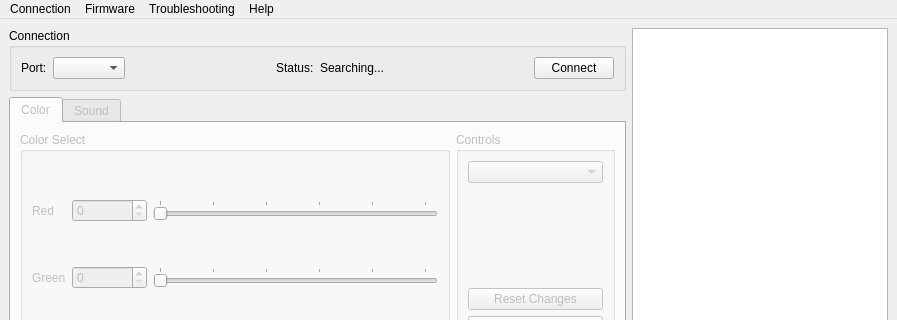
Old version of the form mainwindow.ui in the repository jramboz/tintalle; both pictures show x 0 to 897 and y 0 to 320 of the 897 by 697 pixel window.
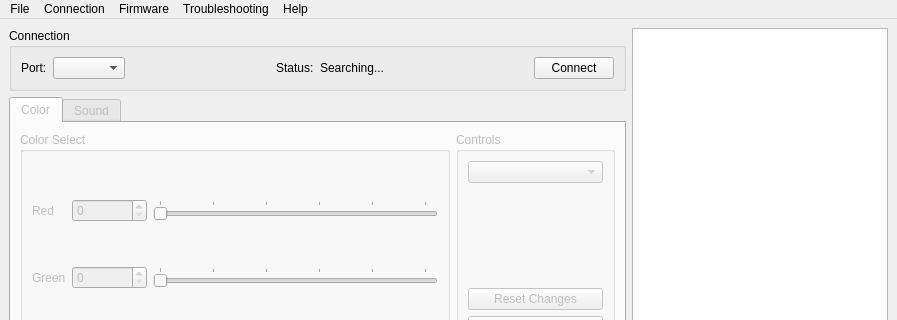
New version of the form. Icons and pictures are not drawn. Custom widgets are drawn as their Qt base class.

Commit message: Add ability to save anima config.ini to file

```diff
--- a/mainwindow.ui
+++ b/mainwindow.ui
@@ -735,6 +735,13 @@
     </property>
     <addaction name="action_about"/>
    </widget>
+   <widget class="QMenu" name="menuFile">
+    <property name="title">
+     <string>File</string>
+    </property>
+    <addaction name="action_Save_Anima_config_ini"/>
+   </widget>
+   <addaction name="menuFile"/>
    <addaction name="menuConnection"/>
    <addaction name="menuFirmware"/>
    <addaction name="menuTroubleshooting"/>
```
Left out of the diff: 11 changed lines with no effect on the pictures. The commit also changes 2 other files.
